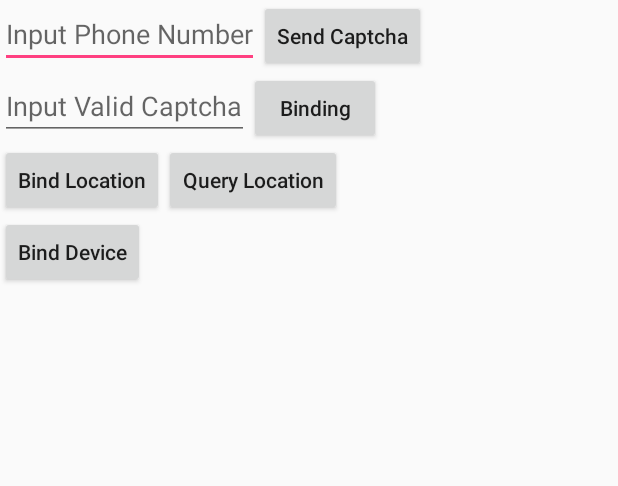
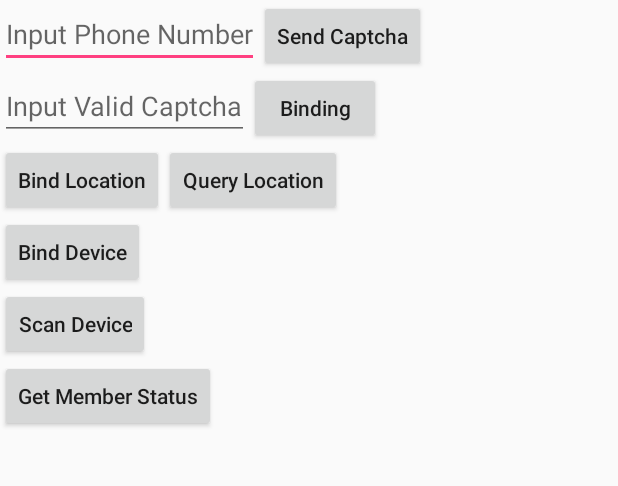
Before and after one commit to TencentDingdang/ubt, an Android app: the screen it shows after launch (MainActivity), on a phone screen of 412 x 824 dp, the part 348-834 px from its top. Run offline under Robolectric (Android 15) with nearby library versions, the phone set to English and light mode, and no system bars; libraries missing offline, so code that uses them is left out: com.tencent.ai, com.tencent.aisdk, com.tencent.connect, oicq.wlogin_sdk.request; 18 statements that could not run were skipped.

Commit message:
modify android sdk

```diff
--- a/android/demo/TVSLogin/app/src/main/java/com/tencent/ai/dobby/MainActivity.java
+++ b/android/demo/TVSLogin/app/src/main/java/com/tencent/ai/dobby/MainActivity.java
@@ -17,6 +17,7 @@ import com.tencent.ai.tvs.LoginProxy;
 import com.tencent.ai.tvs.env.ELocationType;
 import com.tencent.ai.tvs.env.ELoginEnv;
 import com.tencent.ai.tvs.env.ELoginPlatform;
+import com.tencent.ai.tvs.info.BindManager;
 import com.tencent.ai.tvs.info.DeviceManager;
 import com.tencent.ai.tvs.info.LocManager;
 import com.tencent.ai.tvs.info.LocationInfo;
@@ -25,11 +26,12 @@ import com.tencent.ai.tvs.info.QQInfoManager;
 import com.tencent.ai.tvs.info.QQOpenInfoManager;
 import com.tencent.ai.tvs.info.UserInfoManager;
 import com.tencent.ai.tvs.info.WxInfoManager;
+import com.tencent.aisdk.udp.UDPClient;
 import com.tencent.connect.common.Constants;
 
 import oicq.wlogin_sdk.request.WtloginHelper;
 
-public class MainActivity extends AppCompatActivity implements AuthorizeListener, BindingListener {
+public class MainActivity extends AppCompatActivity implements AuthorizeListener, BindingListener, UDPClient.Callback {
 
 
     private static final String appidWx = "wxd077c3460b51e427";
@@ -37,6 +39,8 @@ public class MainActivity extends AppCompatActivity implements AuthorizeListener
     private static final long appidQQ = 1600001268L;
 
     private LoginProxy proxy;
+
+    // ????
     private LoginProxy innerProxy;
 
     private WxInfoManager wxInfoManager;
@@ -67,8 +71,16 @@ public class MainActivity extends AppCompatActivity implements AuthorizeListener
     private Button devicebindButton;
     private TextView devicebindTextView;
 
-    private LinearLayout wxTokenLayout, qqopenTokenLayout;
-    private TextView wxATTextView, wxRTTextView, qqopenATTextView;
+    private Button devicescanButton;
+    private TextView devicescanTextView;
+
+    private Button getMemberStatusButton;
+    private TextView getMemberStatusTextView;
+
+    private LinearLayout wxTokenLayout, qqopenTokenLayout, qqTokenLayout;
+    private TextView wxATTextView, wxRTTextView, qqopenATTextView, qqATTextView;
+
+    private DeviceManager deviceManager;
 
     private static final ELoginPlatform TEST_PLATFORM = ELoginPlatform.WX;
 
@@ -143,21 +155,21 @@ public class MainActivity extends AppCompatActivity implements AuthorizeListener
         wxUserCenterBtn.setOnClickListener(new View.OnClickListener() {
             @Override
             public void onClick(View v) {
-                proxy.toUserCenter(ELoginPlatform.WX);
+                proxy.toUserCenter(ELoginPlatform.WX, deviceManager);
             }
         });
 
         qqOpenUserCenterBtn.setOnClickListener(new View.OnClickListener() {
             @Override
             public void onClick(View v) {
-                proxy.toUserCenter(ELoginPlatform.QQOpen);
+                proxy.toUserCenter(ELoginPlatform.QQOpen, deviceManager);
             }
         });
 
         qqUserCenterBtn.setOnClickListener(new View.OnClickListener() {
             @Override
             public void onClick(View v) {
-                innerProxy.toUserCenter(ELoginPlatform.QQ);
+                innerProxy.toUserCenter(ELoginPlatform.QQ, deviceManager);
             }
         });
 
@@ -216,19 +228,33 @@ public class MainActivity extends AppCompatActivity implements AuthorizeListener
             @Override
             public void onClick(View v) {
                 PushInfoManager pushInfoManager = PushInfoManager.getInstance();
-                DeviceManager deviceManager = DeviceManager.getInstance();
+                DeviceManager testDevManager = new DeviceManager();
                 pushInfoManager.id = "pushid";
                 pushInfoManager.idExtra = "pushidextra";
                 pushInfoManager.idType = 0;
-                deviceManager.qua = "devqua";
-                deviceManager.bindTime = 10L;
-                deviceManager.guid = "devguid";
-                deviceManager.imei = "devimei";
-                deviceManager.license = "devlc";
-                deviceManager.mac = "devmac";
-                deviceManager.qimei = "devqimei";
-                deviceManager.enrollTime = 20L;
-                proxy.requestSetPushMapInfoEx(TEST_PLATFORM, pushInfoManager, deviceManager);
+                testDevManager.qua = "devqua";
+                testDevManager.bindTime = 10L;
+                testDevManager.guid = "devguid";
+                testDevManager.imei = "devimei";
+                testDevManager.license = "devlc";
+                testDevManager.mac = "devmac";
+                testDevManager.qimei = "devqimei";
+                testDevManager.enrollTime = 20L;
+                proxy.requestSetPushMapInfoEx(TEST_PLATFORM, pushInfoManager, testDevManager);
+            }
+        });
+
+        devicescanButton.setOnClickListener(new View.OnClickListener() {
+            @Override
+            public void onClick(View v) {
+                UDPClient.start(MainActivity.this);
+            }
+        });
+
+        getMemberStatusButton.setOnClickListener(new View.OnClickListener() {
+            @Override
+            public void onClick(View v) {
+                proxy.getMemberStatus(TEST_PLATFORM, deviceManager);
             }
         });
     }
@@ -266,8 +292,12 @@ public class MainActivity extends AppCompatActivity implements AuthorizeListener
             case AuthorizeListener.QQOPEN_TVSIDRECV_TYPE:
                 qqOpenLoginBtn.setEnabled(false);
                 break;
+            case AuthorizeListener.QQ_TVSIDRECV_TYPE:
+                qqLoginBtn.setEnabled(false);
+                break;
             case AuthorizeListener.TOKENVERIFY_TYPE:
                 qqOpenLoginBtn.setEnabled(false);
+                qqLoginBtn.setEnabled(false);
                 break;
             case AuthorizeListener.USERINFORECV_TYPE:
                 UserInfoManager mgr = UserInfoManager.getInstance();
@@ -293,6 +323,9 @@ public class MainActivity extends AppCompatActivity implements AuthorizeListener
             case BindingListener.BIND_DEVICE_TYPE:
                 devicebindTextView.setText("Bind Success");
                 break;
+            case BindingListener.BIND_GET_MEMBER_STATUS_TYPE:
+                getMemberStatusTextView.setText("Get Member Status Success");
+                break;
         }
     }
 
@@ -311,8 +344,12 @@ public class MainActivity extends AppCompatActivity implements AuthorizeListener
             case AuthorizeListener.QQOPEN_TVSIDRECV_TYPE:
                 qqOpenLoginBtn.setEnabled(true);
                 break;
+            case AuthorizeListener.QQ_TVSIDRECV_TYPE:
+                qqLoginBtn.setEnabled(true);
+                break;
             case AuthorizeListener.TOKENVERIFY_TYPE:
                 qqOpenLoginBtn.setEnabled(true);
+                qqLoginBtn.setEnabled(true);
                 break;
             case BindingListener.GET_CAPTCHA_TYPE:
                 getCaptchaTextView.setText("Captcha Send Error");
@@ -330,6 +367,9 @@ public class MainActivity extends AppCompatActivity implements AuthorizeListener
             case BindingListener.BIND_DEVICE_TYPE:
                 devicebindTextView.setText("Bind Error");
                 break;
+            case BindingListener.BIND_GET_MEMBER_STATUS_TYPE:
+                getMemberStatusTextView.setText("Get Member Status Error");
+                break;
         }
     }
 
@@ -338,6 +378,30 @@ public class MainActivity extends AppCompatActivity implements AuthorizeListener
         switch (type) {
             case AuthorizeListener.AUTH_TYPE:
                 break;
+        }
+    }
+
+    @Override
+    public void onUDPResponse(String ip, int req, String data) {
+        if (req == UDPClient.UDP_CLIENT_STARTED) {
+            UDPClient.requestAll(UDPClient.REQ_DEVICE_INFO);
+        }
+        else if (req == UDPClient.REQ_DEVICE_INFO) {
+            deviceManager = new DeviceManager(ip, data);
+            devicescanTextView.setText(deviceManager.toString());
+        }
+        else if (req == UDPClient.SET_ACCOUNT_INFO) {
+            BindManager.getInstance().bind(ip, "", data, new BindManager.Callback() {
+                @Override
+                public void onSuccess(String msg) {
+
+                }
+
+                @Override
+                public void onFail(String msg) {
+
+                }
+            });
         }
     }
 
@@ -376,12 +440,21 @@ public class MainActivity extends AppCompatActivity implements AuthorizeListener
         devicebindButton = (Button) findViewById(R.id.devicebindbtn);
         devicebindTextView = (TextView) findViewById(R.id.devicebindbtntextview);
 
+        devicescanButton = (Button) findViewById(R.id.devicescanbtn);
+        devicescanTextView = (TextView) findViewById(R.id.devicescantext);
+
+        getMemberStatusButton = (Button) findViewById(R.id.getmemberstatusbtn);
+        getMemberStatusTextView = (TextView) findViewById(R.id.getmemberstatustext);
+
         wxTokenLayout = (LinearLayout) findViewById(R.id.wxtokenlayout);
         wxATTextView = (TextView)findViewById(R.id.accesstokenid);
         wxRTTextView = (TextView)findViewById(R.id.refreshtokenid);
 
         qqopenTokenLayout = (LinearLayout) findViewById(R.id.qqopentokenlayout);
         qqopenATTextView = (TextView)findViewById(R.id.accesstokenidqqopen);
+
+        qqTokenLayout = (LinearLayout) findViewById(R.id.qqtokenlayout);
+        qqATTextView = (TextView) findViewById(R.id.accesstokenidqq);
     }
 
     private void registerProxy() {
@@ -439,5 +512,10 @@ public class MainActivity extends AppCompatActivity implements AuthorizeListener
             qqopenTokenLayout.setVisibility(View.VISIBLE);
             qqopenATTextView.setText("AccessToken:" + qqOpenInfoManager.accessToken);
         }
+
+        if (!"".equals(qqInfoManager.accessToken)) {
+            qqTokenLayout.setVisibility(View.VISIBLE);
+            qqATTextView.setText("AccessToken: " + qqInfoManager.accessToken);
+        }
     }
 }
--- a/android/demo/TVSLogin/app/src/main/res/layout/activity_main.xml
+++ b/android/demo/TVSLogin/app/src/main/res/layout/activity_main.xml
@@ -218,10 +218,46 @@
             android:layout_height="wrap_content" />
     </LinearLayout>
     <LinearLayout
+        android:id="@+id/devicescanlayout"
+        android:layout_width="match_parent"
+        android:layout_height="wrap_content"
+        android:orientation="horizontal"
+        android:layout_below="@id/devicebindlayout">
+        <Button
+            android:id="@+id/devicescanbtn"
+            android:layout_width="wrap_content"
+            android:layout_height="wrap_content"
+            android:textAllCaps="false"
+            android:text="Scan Device"/>
+        <TextView
+            android:id="@+id/devicescantext"
+            android:layout_width="wrap_content"
+            android:layout_height="wrap_content" />
+    </LinearLayout>
+
+    <LinearLayout
+        android:id="@+id/getmemberstatuslayout"
+        android:layout_width="match_parent"
+        android:layout_height="wrap_content"
+        android:orientation="vertical"
+        android:layout_below="@id/devicescanlayout">
+        <Button
+            android:id="@+id/getmemberstatusbtn"
+            android:layout_width="wrap_content"
+            android:layout_height="wrap_content"
+            android:textAllCaps="false"
+            android:text="Get Member Status"/>
+        <TextView
+            android:id="@+id/getmemberstatustext"
+            android:layout_width="wrap_content"
+            android:layout_height="wrap_content" />
+    </LinearLayout>
+
+    <LinearLayout
         android:id="@+id/wxtokenlayout"
         android:layout_width="match_parent"
         android:layout_height="wrap_content"
-        android:layout_below="@id/devicebindlayout"
+        android:layout_below="@id/getmemberstatuslayout"
         android:orientation="vertical"
         android:visibility="gone">
         <TextView
@@ -258,4 +294,22 @@
             android:layout_height="wrap_content"
             />
     </LinearLayout>
+    <LinearLayout
+        android:id="@+id/qqtokenlayout"
+        android:layout_width="match_parent"
+        android:layout_height="wrap_content"
+        android:layout_below="@id/qqopentokenlayout"
+        android:orientation="vertical"
+        android:visibility="gone">
+        <TextView
+            android:layout_width="wrap_content"
+            android:layout_height="wrap_content"
+            android:textStyle="bold"
+            android:text="QQ Token Info"/>
+        <TextView
+            android:id="@+id/accesstokenidqq"
+            android:layout_width="wrap_content"
+            android:layout_height="wrap_content"
+            />
+    </LinearLayout>
 </RelativeLayout>
```
Also changed, not shown: android/demo/TVSLogin/app/src/main/AndroidManifest.xml (+0 -12 lines), 4 other files.
